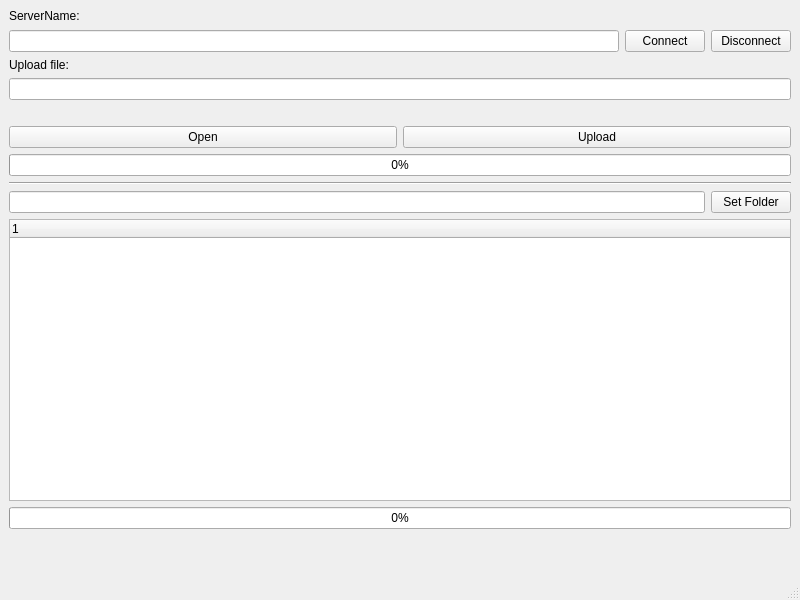
Before: the Qt Designer form tebrafile/mainwindow.ui in MATF-RS20/RS022-tebrafile, drawn with Qt 5.
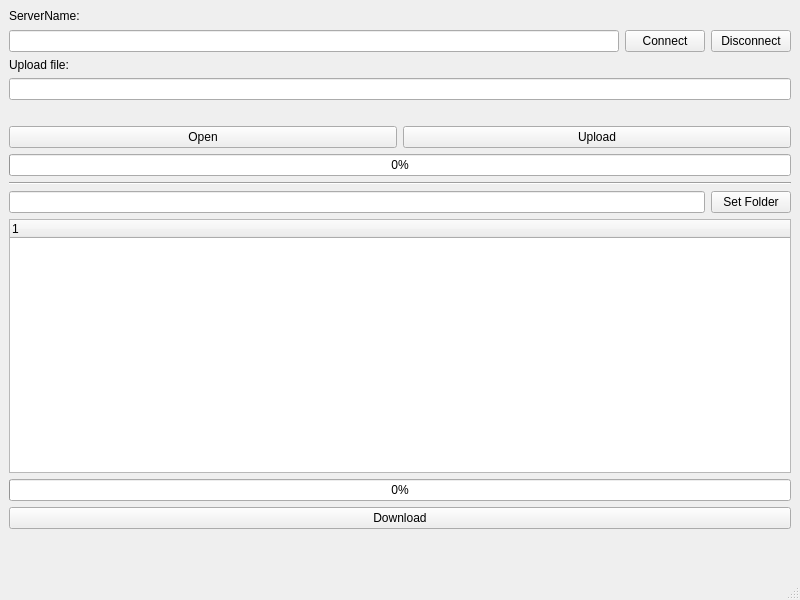
After: the same form once the commit is applied.

Commit message: add download feature + minor tweaks

```diff
--- a/tebrafile/mainwindow.ui
+++ b/tebrafile/mainwindow.ui
@@ -136,6 +136,13 @@
       </property>
      </widget>
     </item>
+    <item>
+     <widget class="QPushButton" name="downloadButton">
+      <property name="text">
+       <string>Download</string>
+      </property>
+     </widget>
+    </item>
     <item>
      <spacer name="verticalSpacer">
       <property name="orientation">
```
Left out of the diff: 3 changed lines with no effect on the pictures. The commit also changes 8 other files.
